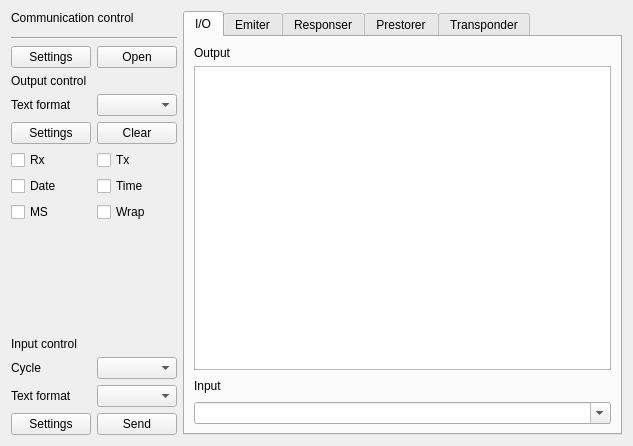
The window that src/toolboxui/SAKToolBoxUi.ui (x-tools-author/x-tools) describes before a commit, drawn with Qt 5.
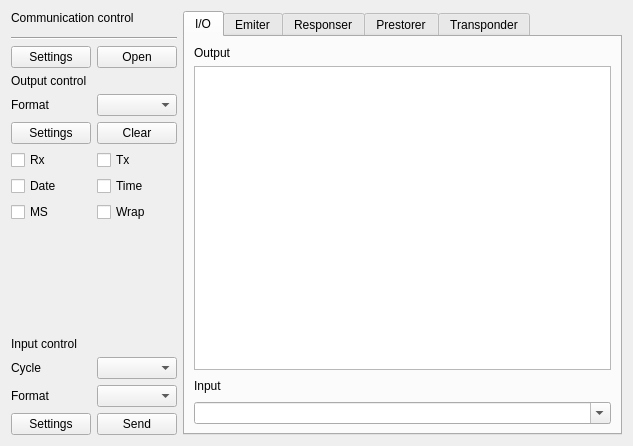
The same window after the commit. Custom widgets are drawn as their Qt base class.

Commit message: chore: update files of project

What changed in the file:
```diff
--- a/src/toolboxui/SAKToolBoxUi.ui
+++ b/src/toolboxui/SAKToolBoxUi.ui
@@ -143,14 +143,14 @@
       <item row="5" column="0">
        <widget class="QLabel" name="label_9">
         <property name="text">
-         <string>Text format</string>
+         <string>Format</string>
         </property>
        </widget>
       </item>
       <item row="13" column="0">
        <widget class="QLabel" name="label_6">
         <property name="text">
-         <string>Text format</string>
+         <string>Format</string>
         </property>
        </widget>
       </item>
```
The commit also changes 1 other file.
